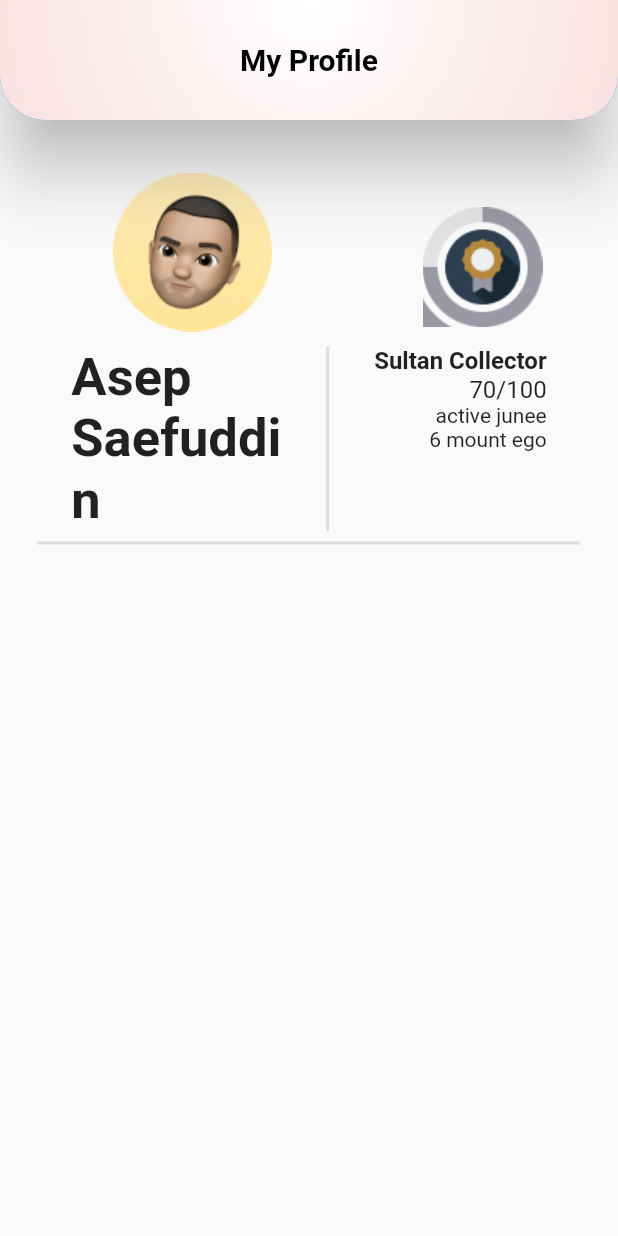
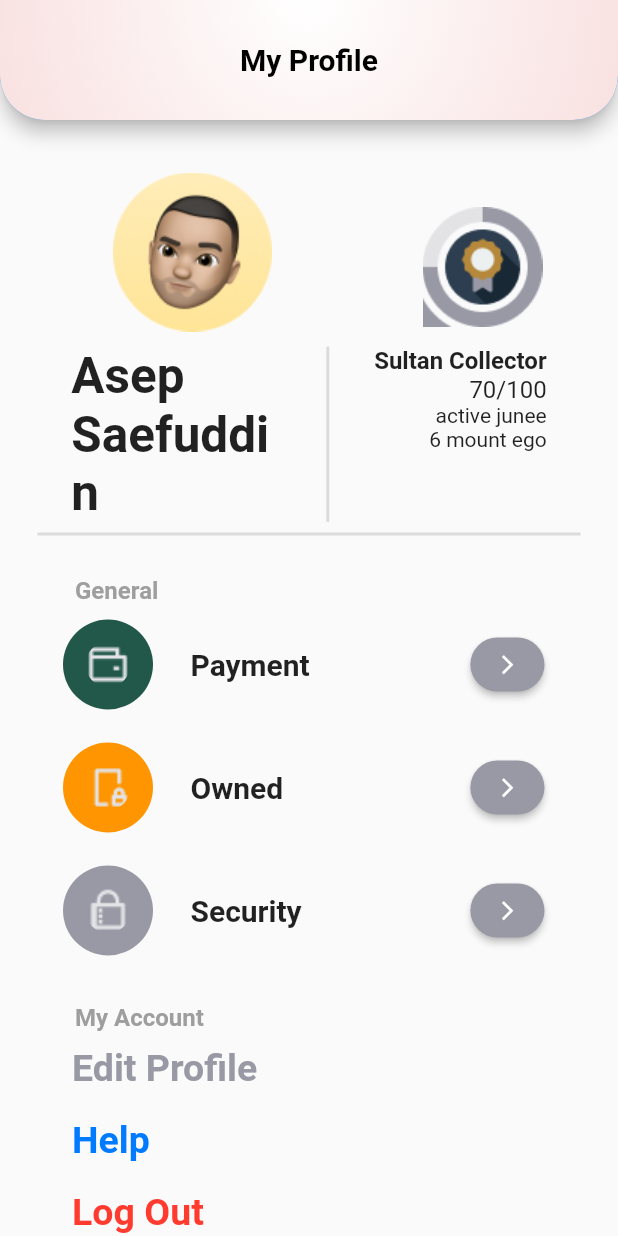
Before and after one commit to syifahasan/agt, a Flutter app: the ProfilePage screen opened directly, on a phone screen of 412 x 824 dp. Run offline on Flutter 3.47's test engine with Material 2 defaults, Android fonts, the phone set to English and light mode, and no system bars; our stand-ins replace flutter_svg, sliding_up_panel; Roboto replaces fonts that are missing (SFProDisplay).

Commit message:
add profile

```diff
--- a/lib/pages/profile.dart
+++ b/lib/pages/profile.dart
@@ -1,5 +1,3 @@
-import 'dart:math';
-
 import 'package:authentic_guards/utils/navigationBar.dart';
 import 'package:flutter/material.dart';
 
@@ -10,7 +8,7 @@ class ProfilePage extends StatelessWidget {
   Widget build(BuildContext context) {
     return Scaffold(
       appBar: AppBar(
-        elevation: 20,
+        elevation: 5,
         flexibleSpace: Container(
           decoration: BoxDecoration(
               borderRadius: BorderRadius.vertical(bottom: Radius.circular(30)),
@@ -102,7 +100,7 @@ class ProfilePage extends StatelessWidget {
                           'Asep Saefuddin',
                           textAlign: TextAlign.start,
                           style: TextStyle(
-                            fontSize: 35,
+                            fontSize: MediaQuery.of(context).size.height * 0.04,
                             fontWeight: FontWeight.w700,
                           ),
                         ),
@@ -113,7 +111,6 @@ class ProfilePage extends StatelessWidget {
                       ),
                       Container(
                         child: Column(
-                          // mainAxisAlignment: MainAxisAlignment.end,
                           crossAxisAlignment: CrossAxisAlignment.end,
                           children: [
                             Text(
@@ -139,7 +136,63 @@ class ProfilePage extends StatelessWidget {
                 ),
                 Divider(
                   thickness: 2,
-                )
+                ),
+              ],
+            ),
+          ),
+          Container(
+            child: Column(
+              crossAxisAlignment: CrossAxisAlignment.start,
+              children: [
+                Container(
+                  padding: EdgeInsets.only(top: 20, left: 50),
+                  child: Text(
+                    'General',
+                    style: TextStyle(
+                      fontSize: 16,
+                      color: Colors.grey,
+                      fontWeight: FontWeight.w700,
+                    ),
+                  ),
+                ),
+                _itemList(
+                  title: 'Payment',
+                  image: 'assets/other/payment.png',
+                  color: Color(0xff225849),
+                ),
+                _itemList(
+                  title: 'Owned',
+                  image: 'assets/other/owned.png',
+                  color: Color(0xffff9500),
+                ),
+                _itemList(
+                  title: 'Security',
+                  image: 'assets/other/security.png',
+                  color: Color(0xff9999a6),
+                ),
+                Container(
+                  padding: EdgeInsets.only(top: 20, left: 50),
+                  child: Text(
+                    'My Account',
+                    style: TextStyle(
+                      fontSize: 16,
+                      color: Colors.grey,
+                      fontWeight: FontWeight.w700,
+                    ),
+                  ),
+                ),
+                _textButton(
+                  title: 'Edit Profile',
+                  color: Color(0xff9999a6),
+                ),
+                _textButton(
+                  title: 'Help',
+                  color: Color(0xff007aff),
+                ),
+                _textButton(
+                  title: 'Log Out',
+                  color: Color(0xffff3b30),
+                ),
               ],
             ),
           ),
@@ -148,3 +201,101 @@ class ProfilePage extends StatelessWidget {
     );
   }
 }
+
+class _textButton extends StatelessWidget {
+  final String title;
+  final Color color;
+  const _textButton({
+    super.key,
+    required this.title,
+    required this.color,
+  });
+
+  @override
+  Widget build(BuildContext context) {
+    return Container(
+      padding: EdgeInsets.only(left: 40),
+      child: TextButton(
+        onPressed: () {},
+        child: Text(title),
+        style: TextButton.styleFrom(
+          primary: color,
+          textStyle: TextStyle(fontSize: 25, fontWeight: FontWeight.w700),
+        ),
+      ),
+    );
+  }
+}
+
+class _itemList extends StatelessWidget {
+  final String title;
+  final String image;
+  final Color color;
+
+  const _itemList({
+    super.key,
+    required this.title,
+    required this.image,
+    required this.color,
+  });
+
+  @override
+  Widget build(BuildContext context) {
+    return Column(
+      children: [
+        Container(
+          padding: EdgeInsets.only(top: 10, left: 42, right: 49),
+          child: Row(
+            mainAxisAlignment: MainAxisAlignment.spaceBetween,
+            children: [
+              Row(
+                mainAxisAlignment: MainAxisAlignment.start,
+                children: [
+                  CircleAvatar(
+                    backgroundColor: color,
+                    radius: 30,
+                    child: CircleAvatar(
+                      backgroundImage: AssetImage(image),
+                      backgroundColor: Colors.transparent,
+                      radius: 15,
+                    ),
+                  ),
+                  Container(
+                    padding: EdgeInsets.only(left: 25),
+                    child: Text(
+                      title,
+                      style: TextStyle(
+                        fontSize: 20,
+                        fontWeight: FontWeight.w700,
+                      ),
+                    ),
+                  ),
+                ],
+              ),
+              Container(
+                width: MediaQuery.of(context).size.width * 0.12,
+                child: ElevatedButton(
+                  onPressed: () {},
+                  child: Icon(Icons.arrow_forward_ios, size: 15),
+                  style: ButtonStyle(
+                    backgroundColor: MaterialStatePropertyAll(
+                      Color(0xff9999a6),
+                    ),
+                    shape: MaterialStatePropertyAll(
+                      RoundedRectangleBorder(
+                        borderRadius: BorderRadius.circular(18),
+                      ),
+                    ),
+                  ),
+                ),
+              ),
+            ],
+          ),
+        ),
+        SizedBox(
+          height: 12,
+        )
+      ],
+    );
+  }
+}
--- a/pubspec.yaml
+++ b/pubspec.yaml
@@ -68,6 +68,9 @@ flutter:
     - assets/other/setting.png
     - assets/other/profile1.png
     - assets/other/profile2.png
+    - assets/other/owned.png
+    - assets/other/payment.png
+    - assets/other/security.png
     - assets/icons/news-svgrepo-com.png
     - assets/icons/agt_white.svg
     - assets/icons/plane-svgrepo-com.png
```
Also changed, not shown: assets/other/owned.png (added), assets/other/payment.png (added), assets/other/security.png (added).
